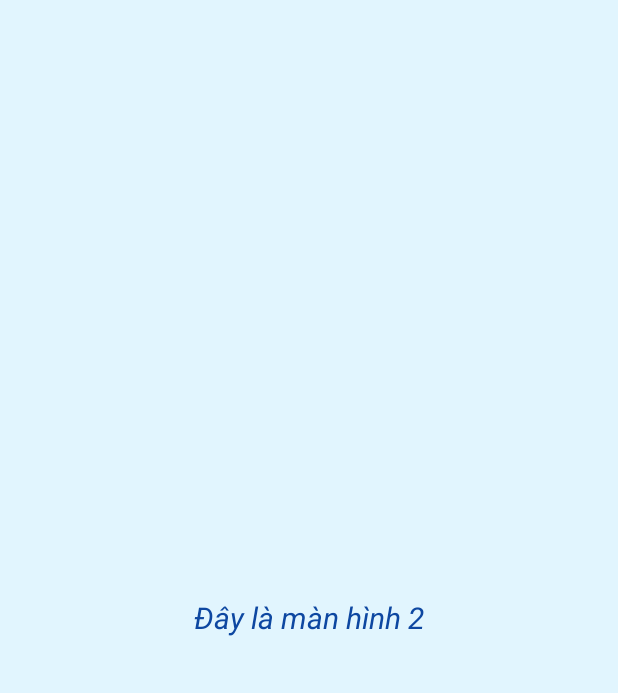
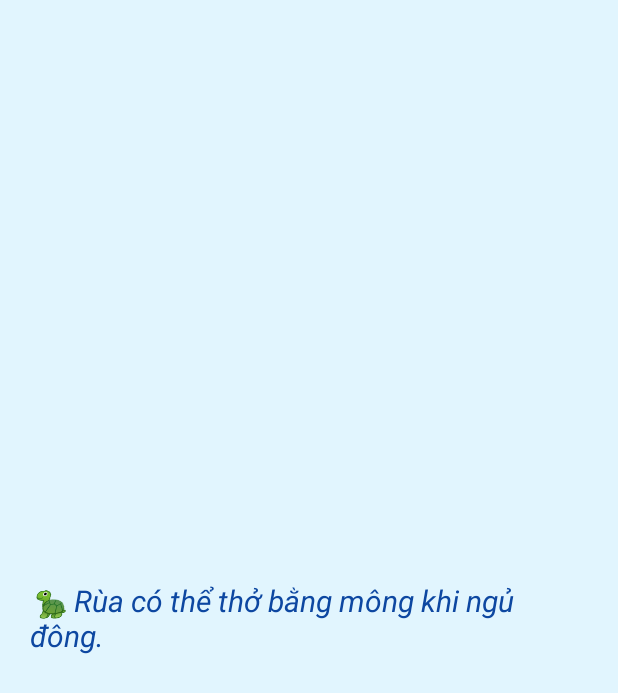
Before and after one commit to Vi0307/125LTTD02, an Android app: the SecondActivity screen opened directly, with no data from a screen before it, on a phone screen of 412 x 824 dp. Shown: the top 693 px of the screen. Run offline under Robolectric (Android 15) with nearby library versions, the phone set to English and light mode, and no system bars.

Commit message:
Thêm hiển thị Fun Fact ngẫu nhiên ở màn hình 2

```diff
--- a/app/src/main/java/com/example/havi_btweek5/SecondActivity.java
+++ b/app/src/main/java/com/example/havi_btweek5/SecondActivity.java
@@ -2,11 +2,30 @@ package com.example.havi_btweek5;
 
 import androidx.appcompat.app.AppCompatActivity;
 import android.os.Bundle;
+import android.widget.TextView;
+import java.util.Random;
 
 public class SecondActivity extends AppCompatActivity {
+
+    String[] funFacts = {
+            "🐧 Chim cánh cụt có thể nhảy cao gần 2 mét dưới nước.",
+            "🌙 Trên sao Hỏa có núi lửa cao gấp 3 lần Everest.",
+            "🦄 Kỳ lân từng được coi là có thật trong cổ tích.",
+            "🍫 Sô-cô-la từng được dùng như tiền tệ ở Trung Mỹ cổ đại.",
+            "🐢 Rùa có thể thở bằng mông khi ngủ đông.",
+            "🚀 Một ngày trên sao Kim dài hơn một năm của nó."
+    };
+
     @Override
     protected void onCreate(Bundle savedInstanceState) {
         super.onCreate(savedInstanceState);
         setContentView(R.layout.activity_second);
+
+        TextView quoteText = findViewById(R.id.quoteText);
+
+        Random random = new Random();
+        int index = random.nextInt(funFacts.length);
+
+        quoteText.setText(funFacts[index]);
     }
 }
```
